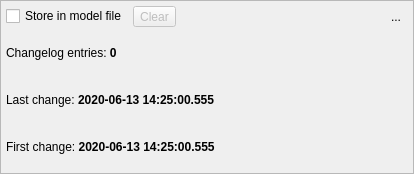
This is libs/libgui/ui/widgets/changelogwidget.ui in pgmodeler/pgmodeler as Qt 5 draws it before an edit. The edited form follows.
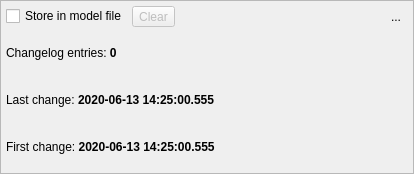
This is the edited form. Icons and pictures are not drawn.

Commit message: Adjusted the layouts spacing in ui/tools/* and ui/widget/*

What changed in the file:
```diff
--- a/libs/libgui/ui/widgets/changelogwidget.ui
+++ b/libs/libgui/ui/widgets/changelogwidget.ui
@@ -77,6 +77,9 @@
       <property name="bottomMargin">
        <number>5</number>
       </property>
+      <property name="spacing">
+       <number>5</number>
+      </property>
       <item row="0" column="4">
        <widget class="QToolButton" name="hide_tb">
         <property name="toolTip">
```
The commit also changes 41 other files.
